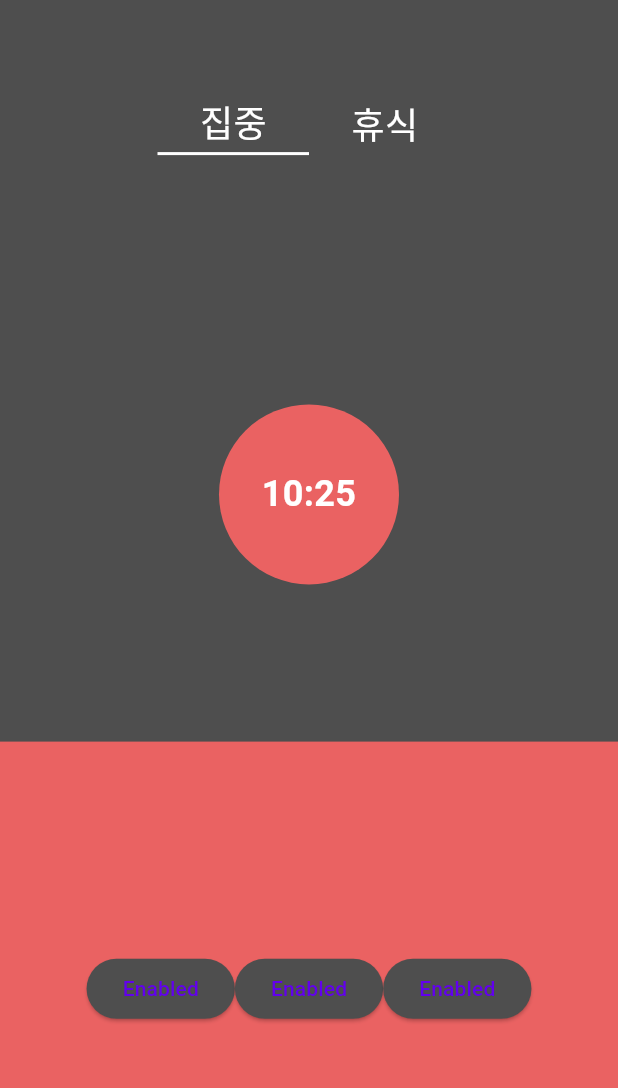
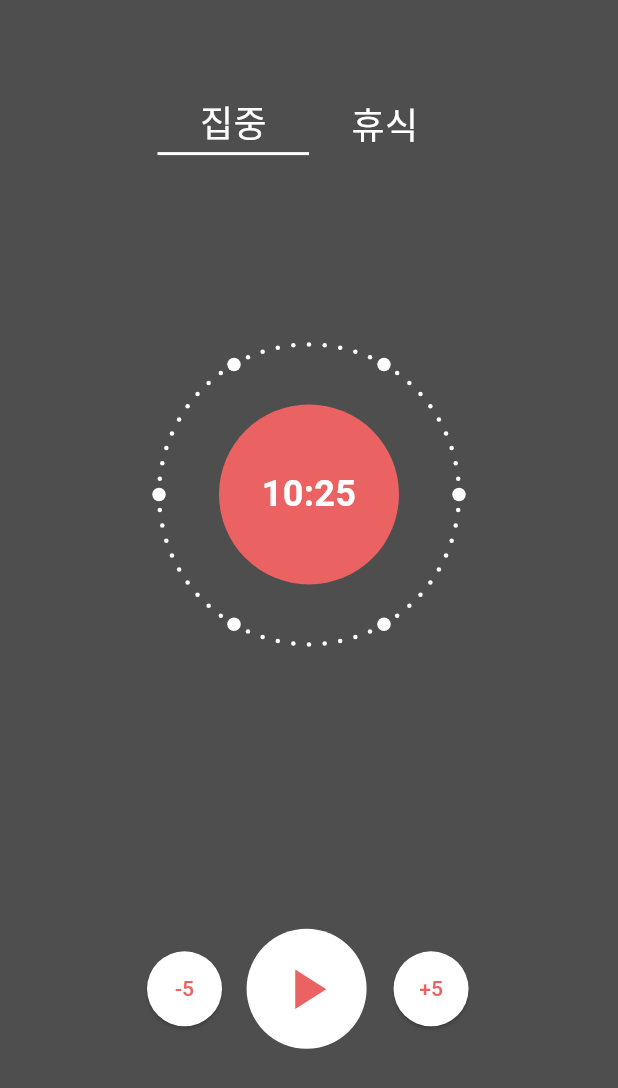
Before and after one commit to jinhodev/Loomiverse, a Flutter app: the screen it shows after launch, on a phone screen of 412 x 824 dp. Shown: the top 1088 px of the screen. Run offline on Flutter 3.47's test engine with Material 3 defaults, Android fonts, the phone set to English and light mode, and no system bars; our stand-ins replace font_awesome_flutter.

Commit message:
feat: Main Ui 80% complete

```diff
--- a/lib/screens/home_screen.dart
+++ b/lib/screens/home_screen.dart
@@ -1,4 +1,7 @@
 import 'package:flutter/material.dart';
+import 'dart:math'; // 수학적 계산을 위한 패키지
+import 'package:flutter_app/widgets/buildSmallCircle.dart';
+import 'package:font_awesome_flutter/font_awesome_flutter.dart';
 
 class HomeScreen extends StatefulWidget {
   const HomeScreen({super.key});
@@ -62,9 +65,10 @@ class _HomeScreenState extends State<HomeScreen> {
             Flexible(
               flex: 4,
               fit: FlexFit.tight,
-              child: Container(
+              child: Stack(
                 alignment: Alignment.center,
-                child: Container(
+                children: [
+                  Container(
                     width: 120,
                     height: 120,
                     decoration: const BoxDecoration(
@@ -78,30 +82,66 @@ class _HomeScreenState extends State<HomeScreen> {
                             fontWeight: FontWeight.bold,
                           ),
                           textAlign: TextAlign.center),
-                    )),
+                    ),
+                  ),
+                  for (int i = 0; i < 60; i++)
+                    SmallCircle(
+                      index: i, // 각 원의 인덱스
+                      totalCircles: 60, // 전체 원의 개수
+                      radius: 100, // 중앙 원으로부터의 거리
+                    ),
+                ],
               ),
             ),
             Flexible(
               flex: 4,
               fit: FlexFit.tight,
               child: Container(
-                  decoration: const BoxDecoration(
-                    color: Color.fromARGB(255, 234, 98, 98),
-                  ),
                   child: Row(
                 mainAxisAlignment: MainAxisAlignment.center,
                 children: [
                   ElevatedButton(
                     onPressed: () {},
-                        child: const Text('Enabled'),
+                    style: ElevatedButton.styleFrom(
+                      shape: const CircleBorder(),
+                      minimumSize: const Size(50, 50),
+                      backgroundColor: const Color.fromARGB(255, 255, 255, 255),
                     ),
+                    child: const Text(
+                      '-5',
+                      style: TextStyle(
+                        color: Color.fromARGB(255, 234, 98, 98),
+                      ),
+                    ),
+                  ),
+                  const SizedBox(width: 11), // 폭을 지정합니다.
+                  IconButton(
+                    icon: const Icon(
+                      Icons.play_arrow,
+                      size: 45.0, // 아이콘 크기
+                      color: Color.fromARGB(255, 234, 98, 98), // 아이콘 색상
+                    ),
+                    onPressed: () {},
+                    style: ElevatedButton.styleFrom(
+                      shape: const CircleBorder(),
+                      minimumSize: const Size(80, 80),
+                      backgroundColor: const Color.fromARGB(255, 255, 255, 255),
+                    ),
+                  ),
+                  const SizedBox(width: 11), // 폭을 지정합니다.ㄴ
                   ElevatedButton(
                     onPressed: () {},
-                        child: const Text('Enabled'),
+                    style: ElevatedButton.styleFrom(
+                      shape: const CircleBorder(),
+                      minimumSize: const Size(50, 50),
+                      backgroundColor: const Color.fromARGB(255, 255, 255, 255),
                     ),
-                      ElevatedButton(
-                        onPressed: () {},
-                        child: const Text('Enabled'),
+                    child: const Text(
+                      '+5',
+                      style: TextStyle(
+                        color: Color.fromARGB(255, 234, 98, 98),
+                      ),
+                    ),
                   ),
                 ],
               )),
--- /dev/null
+++ b/lib/widgets/buildSmallCircle.dart
@@ -0,0 +1,37 @@
+import 'package:flutter/material.dart';
+import 'dart:math'; // 수학적 계산을 위한 패키지
+
+class SmallCircle extends StatelessWidget {
+  final int index;
+  final int totalCircles;
+  final double radius;
+
+  const SmallCircle({
+    Key? key,
+    required this.index,
+    required this.totalCircles,
+    required this.radius,
+  }) : super(key: key);
+
+  @override
+  Widget build(BuildContext context) {
+    // 각 원의 각도를 계산 (360도를 totalCircles로 나눔)
+    double angle = (2 * pi / totalCircles) * index;
+    double x = radius * cos(angle); // x 좌표
+    double y = radius * sin(angle); // y 좌표
+
+    double size = (index % 10 == 0) ? 9.0 : 3.0;
+
+    return Transform.translate(
+      offset: Offset(x, y),
+      child: Container(
+        width: size,
+        height: size,
+        decoration: const BoxDecoration(
+          shape: BoxShape.circle,
+          color: Colors.white,
+        ),
+      ),
+    );
+  }
+}
--- a/pubspec.yaml
+++ b/pubspec.yaml
@@ -28,6 +28,8 @@ environment:
 # the latest version available on pub.dev. To see which dependencies have newer
 # versions available, run `flutter pub outdated`.
 dependencies:
+  font_awesome_flutter: ^10.7.0
+
   flutter:
     sdk: flutter
 
```
Also changed, not shown: pubspec.lock. Lines whose indentation alone changed are shown as unchanged.
